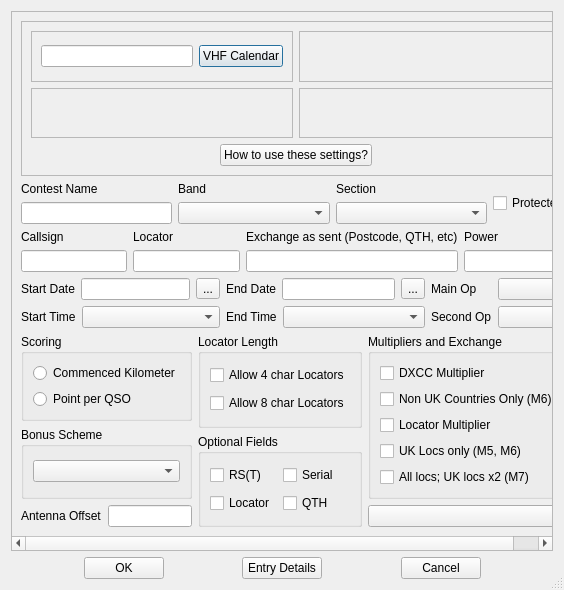
Before: the Qt Designer form mqt/MqtLogger/contestdetails.ui in zsteva/backup-minos2, drawn with Qt 5.
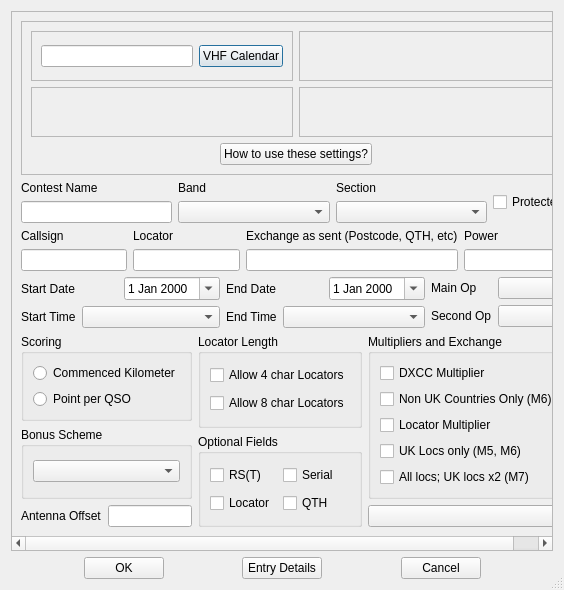
After: the same form once the commit is applied. Custom widgets are drawn as their Qt base class.

The edit to the form file:
```diff
--- a/mqt/MqtLogger/contestdetails.ui
+++ b/mqt/MqtLogger/contestdetails.ui
@@ -346,12 +346,9 @@
              <item>
               <layout class="QHBoxLayout" name="horizontalLayout_7">
                <item>
-                <widget class="QLineEdit" name="StartDateEdit"/>
-               </item>
-               <item>
-                <widget class="QToolButton" name="StartDateButton">
-                 <property name="text">
-                  <string>...</string>
+                <widget class="QDateEdit" name="StartDateEdit">
+                 <property name="calendarPopup">
+                  <bool>true</bool>
                  </property>
                 </widget>
                </item>
@@ -399,12 +396,9 @@
              <item>
               <layout class="QHBoxLayout" name="horizontalLayout_8">
                <item>
-                <widget class="QLineEdit" name="EndDateEdit"/>
-               </item>
-               <item>
-                <widget class="QToolButton" name="EndDateButton">
-                 <property name="text">
-                  <string>...</string>
+                <widget class="QDateEdit" name="EndDateEdit">
+                 <property name="calendarPopup">
+                  <bool>true</bool>
                  </property>
                 </widget>
                </item>
```
Left out of the diff: 4 changed lines with no effect on the pictures.
